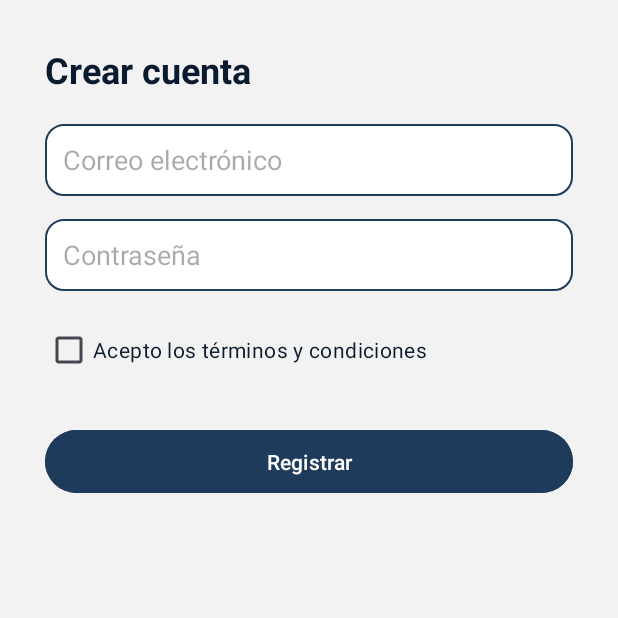
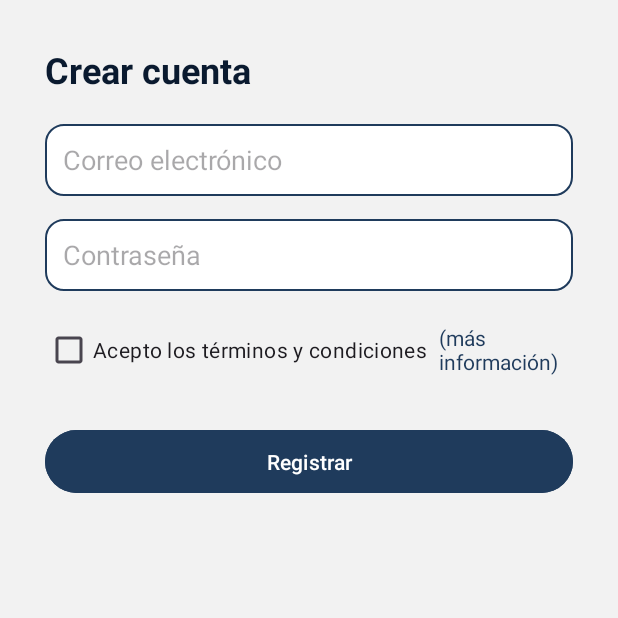
Before and after one commit to ProyectoAzamarCool/Proyecto, an Android app: the screen it shows after launch (RegisterActivity), after a tap on "Crear cuenta", on a phone screen of 412 x 824 dp, the top half of it. Run offline under Robolectric (Android 15) with nearby library versions, the phone set to English and light mode, and no system bars; our stand-ins replace Firebase (no records; nobody signed in at launch, a user with empty details on screens opened directly).

Commit message:
Implementacion de TyC

```diff
--- a/app/src/main/java/com/example/azamar/RegisterActivity.kt
+++ b/app/src/main/java/com/example/azamar/RegisterActivity.kt
@@ -6,7 +6,9 @@ import android.os.Bundle
 import android.widget.Button
 import android.widget.CheckBox
 import android.widget.EditText
+import android.widget.TextView
 import android.widget.Toast
+import androidx.appcompat.app.AlertDialog
 import androidx.appcompat.app.AppCompatActivity
 import com.google.firebase.auth.FirebaseAuth
 
@@ -24,8 +26,13 @@ class RegisterActivity : AppCompatActivity() {
         val password = findViewById<EditText>(R.id.editPassword)
         val btnRegister = findViewById<Button>(R.id.btnRegister)
         val checkTerms = findViewById<CheckBox>(R.id.checkTerms)
+        val textMoreInfo = findViewById<TextView>(R.id.textMoreInfo)
 
         val prefs = getSharedPreferences("AzamarPrefs", Context.MODE_PRIVATE)
+
+        textMoreInfo.setOnClickListener {
+            showTermsDialog()
+        }
 
         btnRegister.setOnClickListener {
 
@@ -50,4 +57,14 @@ class RegisterActivity : AppCompatActivity() {
             }
         }
     }
+
+    private fun showTermsDialog() {
+        AlertDialog.Builder(this)
+            .setTitle("Términos y Condiciones")
+            .setMessage(R.string.full_terms_and_conditions)
+            .setPositiveButton("Cerrar") { dialog, _ ->
+                dialog.dismiss()
+            }
+            .show()
+    }
 }
--- a/app/src/main/res/layout/activity_register.xml
+++ b/app/src/main/res/layout/activity_register.xml
@@ -40,13 +40,28 @@
             android:maxLines="1"
             android:padding="12dp" />
 
-        <CheckBox
-            android:id="@+id/checkTerms"
-            android:layout_width="wrap_content"
+        <LinearLayout
+            android:layout_width="match_parent"
             android:layout_height="wrap_content"
+            android:orientation="horizontal"
             android:layout_marginTop="15dp"
-            android:text="@string/terms_and_conditions"
-            android:textColor="@color/azul_oscuro" />
+            android:gravity="center_vertical">
+
+            <CheckBox
+                android:id="@+id/checkTerms"
+                android:layout_width="wrap_content"
+                android:layout_height="wrap_content"
+                android:text="@string/terms_and_conditions" />
+
+            <TextView
+                android:id="@+id/textMoreInfo"
+                android:layout_width="wrap_content"
+                android:layout_height="wrap_content"
+                android:text="(más información)"
+                android:textColor="@color/azul_medio"
+                android:layout_marginStart="8dp"/>
+
+        </LinearLayout>
 
         <Button
             android:id="@+id/btnRegister"
--- a/app/src/main/res/values/strings.xml
+++ b/app/src/main/res/values/strings.xml
@@ -1,7 +1,22 @@
 <resources>
     <string name="app_name">Azamar</string>
+    <string name="default_web_client_id">716583851902-ubslpfegiuuvj8kij90e0ts4oi3s7b1f.apps.googleusercontent.com</string>
     <string name="terms_and_conditions">Acepto los términos y condiciones</string>
-    <string name="navigation_drawer_open">Open navigation drawer</string>
-    <string name="navigation_drawer_close">Close navigation drawer</string>
-    <string name="default_web_client_id">203017633210-si3k9phhpl1cn2rtee47521h72d17bof.apps.googleusercontent.com</string>
+    <string name="full_terms_and_conditions">
+        **Términos y Condiciones de Uso de Azamar**\n\n
+        **1. Aceptación de los Términos**\n
+        Al utilizar nuestra aplicación, usted acepta estar sujeto a estos términos y condiciones. Si no está de acuerdo con alguna parte de los términos, no podrá utilizar nuestros servicios.\n\n
+        **2. Descripción del Servicio**\n
+        Sin sorjuanas es un asistente legal automotriz que proporciona información y asistencia automatizada. No reemplaza el consejo de un profesional legal calificado. La información proporcionada por la aplicación es solo para fines informativos.\n\n
+        **3. Uso Aceptable**\n
+        Usted se compromete a no utilizar la aplicación para ningún propósito ilegal o no autorizado. Se prohíbe el uso de la aplicación para transmitir cualquier contenido que sea ilegal, acosador, difamatorio, abusivo, amenazante, dañino o de cualquier otra manera objetable.\n\n
+        **4. Cuentas de Usuario**\n
+        Para acceder a ciertas funciones de la aplicación, es posible que deba registrarse para obtener una cuenta. Usted es responsable de mantener la confidencialidad de la información de su cuenta y de todas las actividades que ocurran bajo su cuenta.\n\n
+        **5. Propiedad Intelectual**\n
+        Todo el contenido y los materiales disponibles en Sin sorjuanas, incluidos, entre otros, texto, gráficos, logotipos, iconos de botones, imágenes y compilaciones de datos, son propiedad de Sin sorjuanas o sus licenciantes y están protegidos por las leyes de derechos de autor.\n\n
+        **6. Limitación de Responsabilidad**\n
+        Azamar no será responsable de ningún daño directo, indirecto, incidental, especial, consecuente o ejemplar que resulte del uso o la imposibilidad de usar el servicio.\n\n
+        **7. Modificaciones a los Términos**\n
+        Nos reservamos el derecho de modificar estos términos en cualquier momento. Su uso continuado de la aplicación después de cualquier cambio constituirá su aceptación de los nuevos términos.
+    </string>
 </resources>
```
